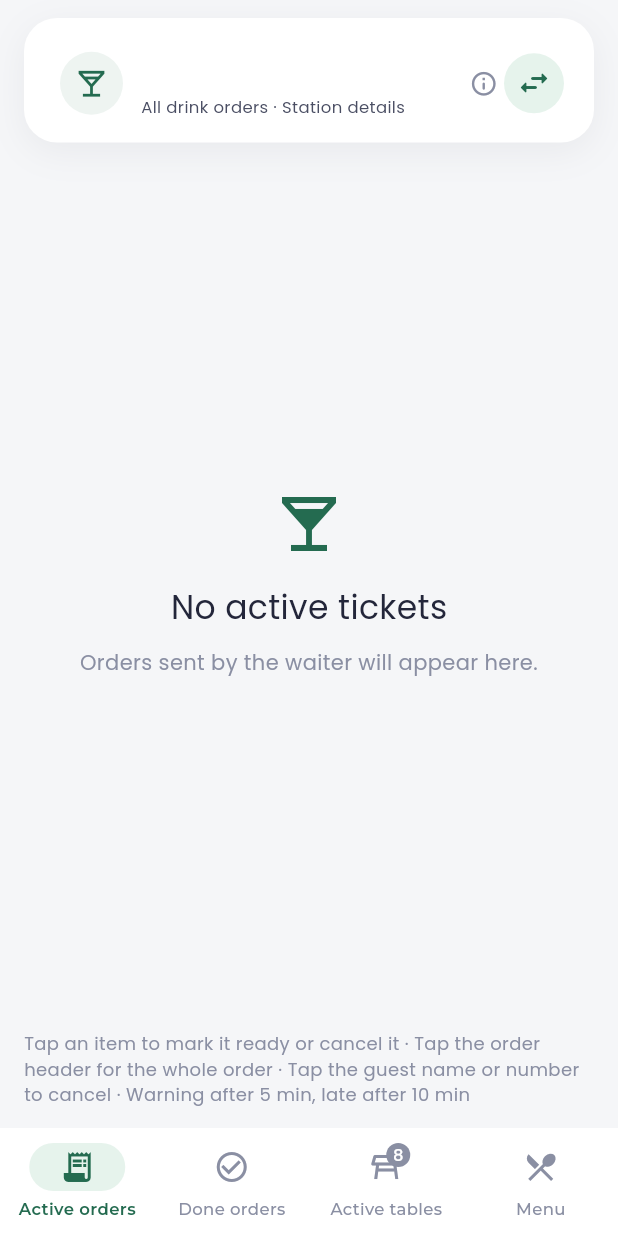
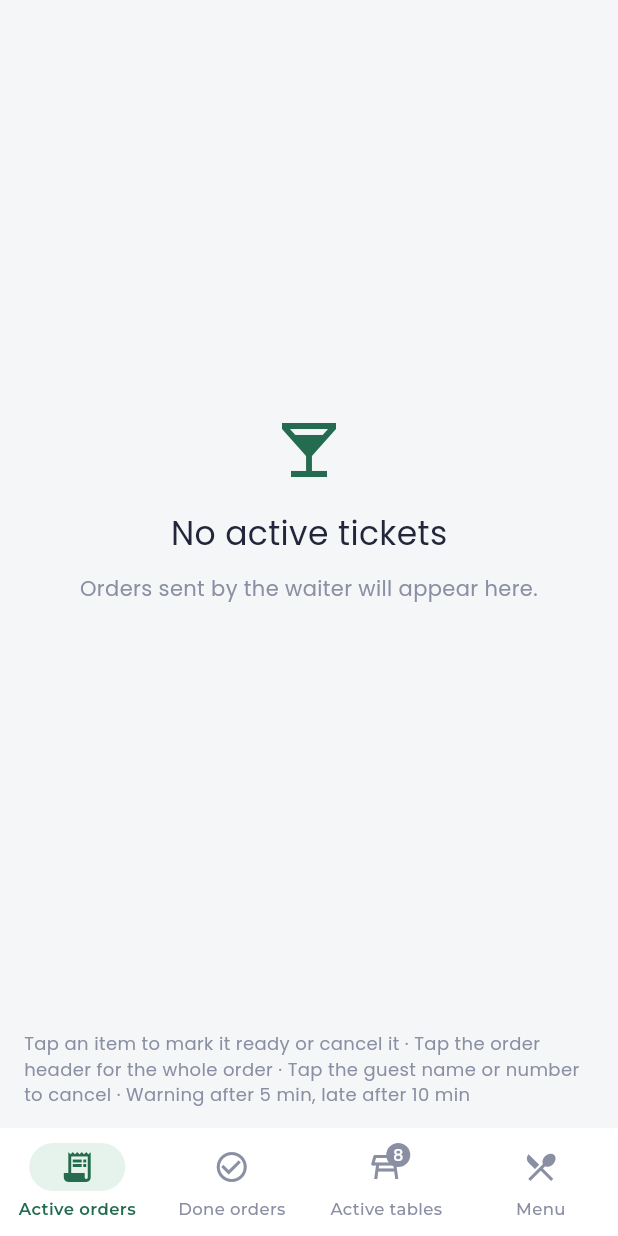
Before and after one commit to anastanyums/shiney-gestro-tablet, a Flutter app: the StationBoard screen opened directly with empty values, on a phone screen of 412 x 824 dp. Run offline on Flutter 3.47's test engine with Material 3 defaults, Android fonts, the phone set to English and light mode, and no system bars; our stand-ins replace google_fonts, image_picker, shared_preferences, supabase_flutter, timezone; missing offline and left inert: in_app_update, mobile_scanner, print_bluetooth_thermal; accounts and stored records are empty.

Commit message:
Remove top station selector while retaining session columns

```diff
--- a/lib/station_board.dart
+++ b/lib/station_board.dart
@@ -100,7 +100,7 @@ class _StationBoardState extends State<StationBoard> {
               child: Align(
                 alignment: Alignment.centerLeft,
                 child: Text(
-                  'This tablet shows only that station\'s orders. The default ${widget.station == 'Kitchen' ? 'Kitchen' : 'Bar'} shows all ${wsKind == 'food' ? 'food' : 'drinks'}. You can change it any time from the bar at the top.',
+                  'This tablet shows only that station\'s orders. The default ${widget.station == 'Kitchen' ? 'Kitchen' : 'Bar'} shows all ${wsKind == 'food' ? 'food' : 'drinks'}. Station assignments are managed in Mission Control.',
                   style: const TextStyle(color: Color(0xFF8A8FA3)),
                 ),
               ),
@@ -348,24 +348,8 @@ class _StationBoardState extends State<StationBoard> {
     );
   }
 
-  // Which workstation's orders this tablet shows, always visible at the top (only when the
-  // restaurant set up more than one in Mission Control). Tap to switch.
-  // The station tabs scroll away with the orders (they are rarely used), so the whole
-  // screen is free for tickets; scroll up to bring them back.
-  Widget stationShell(Widget body) => NestedScrollView(
-        headerSliverBuilder: (context, _) => [
-          SliverToBoxAdapter(
-            child: Padding(
-              padding: const EdgeInsets.fromLTRB(16, 12, 16, 4),
-              child: walletCard(
-                padding: const EdgeInsets.symmetric(horizontal: 8, vertical: 6),
-                children: [stationBar()],
-              ),
-            ),
-          ),
-        ],
-        body: body,
-      );
+  // Keep the board and session columns unobstructed by a station header.
+  Widget stationShell(Widget body) => body;
 
   void explainSingleStation() => showDialog<void>(
         context: context,
```
